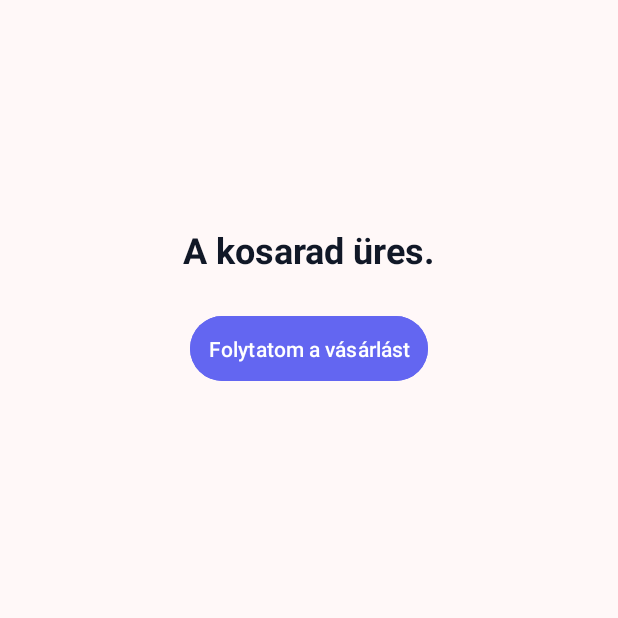
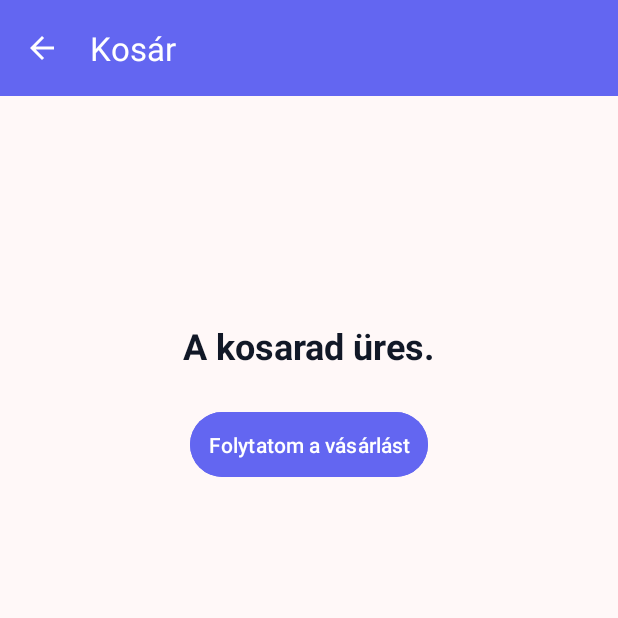
Before and after one commit to wia09/ConcertTicketApp, an Android app: the CartActivity screen opened directly, with no data from a screen before it, on a phone screen of 412 x 824 dp, the top half of it. Run offline under Robolectric (Android 15) with nearby library versions, the phone set to English and light mode, and no system bars.

Commit message:
kosar_v2
kosárba lehet helyezni + toolbar

```diff
--- a/app/build.gradle
+++ b/app/build.gradle
@@ -40,4 +40,5 @@ dependencies {
     implementation platform('com.google.firebase:firebase-bom:32.7.3')
     implementation 'com.google.firebase:firebase-firestore'
     implementation 'com.google.firebase:firebase-auth'
+    implementation 'com.google.code.gson:gson:2.10.1'
 }
--- a/app/src/main/java/com/example/concertticketapp/CartActivity.java
+++ b/app/src/main/java/com/example/concertticketapp/CartActivity.java
@@ -4,21 +4,70 @@ import android.content.Intent;
 import android.os.Bundle;
 import android.view.View;
 import android.widget.Button;
-
+import android.widget.TextView;
 import androidx.appcompat.app.AppCompatActivity;
+import androidx.recyclerview.widget.LinearLayoutManager;
+import androidx.recyclerview.widget.RecyclerView;
+import androidx.appcompat.widget.Toolbar;
+import java.util.List;
 
 public class CartActivity extends AppCompatActivity {
+
+    private RecyclerView recyclerView;
+    private TextView textEmptyCart;
+    private Button buttonContinueShopping;
 
     @Override
     protected void onCreate(Bundle savedInstanceState) {
         super.onCreate(savedInstanceState);
         setContentView(R.layout.activity_cart);
 
-        Button buttonContinue = findViewById(R.id.buttonContinueShopping);
-        buttonContinue.setOnClickListener(v -> {
+        Toolbar toolbar = findViewById(R.id.cartToolbar);
+        setSupportActionBar(toolbar);
+        if (getSupportActionBar() != null) {
+            getSupportActionBar().setDisplayHomeAsUpEnabled(true);
+            getSupportActionBar().setTitle("Kosár");
+        }
+
+        recyclerView = findViewById(R.id.recyclerViewCart);
+        textEmptyCart = findViewById(R.id.textEmptyCart);
+        buttonContinueShopping = findViewById(R.id.buttonContinueShopping);
+
+        CartManager cartManager = new CartManager(this);
+        List<Concert> cartItems = cartManager.getCartItems();
+
+        if (cartItems.isEmpty()) {
+            recyclerView.setVisibility(View.GONE);
+            textEmptyCart.setVisibility(View.VISIBLE);
+            buttonContinueShopping.setVisibility(View.VISIBLE);
+        } else {
+            recyclerView.setVisibility(View.VISIBLE);
+            textEmptyCart.setVisibility(View.GONE);
+            buttonContinueShopping.setVisibility(View.GONE);
+
+            recyclerView.setLayoutManager(new LinearLayoutManager(this));
+            ConcertAdapter adapter = new ConcertAdapter(this, cartItems, new ConcertAdapter.OnItemClickListener() {
+                @Override
+                public void onItemClick(Concert concert) {
+
+                }
+            });
+
+            recyclerView.setAdapter(adapter);
+        }
+
+        buttonContinueShopping.setOnClickListener(v -> {
             Intent intent = new Intent(CartActivity.this, MainActivity.class);
+            intent.addFlags(Intent.FLAG_ACTIVITY_CLEAR_TOP | Intent.FLAG_ACTIVITY_NEW_TASK);
             startActivity(intent);
             finish();
         });
     }
+
+    @Override
+    public boolean onSupportNavigateUp() {
+        finish();
+        return true;
+    }
+
 }
--- /dev/null
+++ b/app/src/main/java/com/example/concertticketapp/CartManager.java
@@ -0,0 +1,46 @@
+package com.example.concertticketapp;
+
+import android.content.Context;
+import android.content.SharedPreferences;
+
+import com.google.gson.Gson;
+import com.google.gson.reflect.TypeToken;
+
+import java.lang.reflect.Type;
+import java.util.ArrayList;
+import java.util.List;
+
+public class CartManager {
+
+    private static final String PREF_NAME = "cart_pref";
+    private static final String KEY_CART = "cart_items";
+
+    private SharedPreferences sharedPreferences;
+    private Gson gson;
+
+    public CartManager(Context context) {
+        sharedPreferences = context.getSharedPreferences(PREF_NAME, Context.MODE_PRIVATE);
+        gson = new Gson();
+    }
+
+    public void addToCart(Concert concert) {
+        List<Concert> cartItems = getCartItems();
+        cartItems.add(concert);
+        saveCart(cartItems);
+    }
+
+    public List<Concert> getCartItems() {
+        String json = sharedPreferences.getString(KEY_CART, "");
+        Type type = new TypeToken<List<Concert>>() {}.getType();
+        return json.isEmpty() ? new ArrayList<>() : gson.fromJson(json, type);
+    }
+
+    public void clearCart() {
+        sharedPreferences.edit().remove(KEY_CART).apply();
+    }
+
+    private void saveCart(List<Concert> items) {
+        String json = gson.toJson(items);
+        sharedPreferences.edit().putString(KEY_CART, json).apply();
+    }
+}
--- a/app/src/main/java/com/example/concertticketapp/MainActivity.java
+++ b/app/src/main/java/com/example/concertticketapp/MainActivity.java
@@ -41,7 +41,7 @@ public class MainActivity extends AppCompatActivity {
         concertList = new ArrayList<>();
         adapter = new ConcertAdapter(this, concertList, concert -> {
             Intent intent = new Intent(MainActivity.this, ConcertDetailActivity.class);
-            intent.putExtra("concert", concert);
+            intent.putExtra("concertId", concert.getId());
             startActivity(intent);
         });
         recyclerView.setAdapter(adapter);
--- a/app/src/main/res/layout/activity_cart.xml
+++ b/app/src/main/res/layout/activity_cart.xml
@@ -5,6 +5,19 @@
     android:layout_width="match_parent"
     android:layout_height="match_parent"
     android:background="#FFF8F8">
+
+    <androidx.appcompat.widget.Toolbar
+        android:id="@+id/cartToolbar"
+        android:layout_width="0dp"
+        android:layout_height="wrap_content"
+        android:background="#6366F1"
+        android:title="Kosár"
+        android:titleTextColor="@android:color/white"
+        app:layout_constraintTop_toTopOf="parent"
+        app:layout_constraintStart_toStartOf="parent"
+        app:layout_constraintEnd_toEndOf="parent"
+        android:elevation="4dp"
+        android:theme="@style/ThemeOverlay.AppCompat.Dark.ActionBar" />
 
     <TextView
         android:id="@+id/textEmptyCart"
@@ -14,7 +27,7 @@
         android:textSize="24sp"
         android:textStyle="bold"
         android:textColor="#111827"
-        app:layout_constraintTop_toTopOf="parent"
+        app:layout_constraintTop_toBottomOf="@id/cartToolbar"
         app:layout_constraintBottom_toTopOf="@id/buttonContinueShopping"
         app:layout_constraintStart_toStartOf="parent"
         app:layout_constraintEnd_toEndOf="parent"
@@ -32,4 +45,15 @@
         app:layout_constraintStart_toStartOf="parent"
         app:layout_constraintEnd_toEndOf="parent"
         android:layout_marginTop="24dp" />
+
+    <androidx.recyclerview.widget.RecyclerView
+        android:id="@+id/recyclerViewCart"
+        android:layout_width="0dp"
+        android:layout_height="0dp"
+        android:visibility="gone"
+        app:layout_constraintTop_toBottomOf="@id/cartToolbar"
+        app:layout_constraintBottom_toBottomOf="parent"
+        app:layout_constraintStart_toStartOf="parent"
+        app:layout_constraintEnd_toEndOf="parent" />
+
 </androidx.constraintlayout.widget.ConstraintLayout>
```
Also changed, not shown: app/src/main/java/com/example/concertticketapp/ConcertAdapter.java (+7 -3 lines), app/src/main/java/com/example/concertticketapp/ConcertDetailActivity.java (+17 -1 lines).
